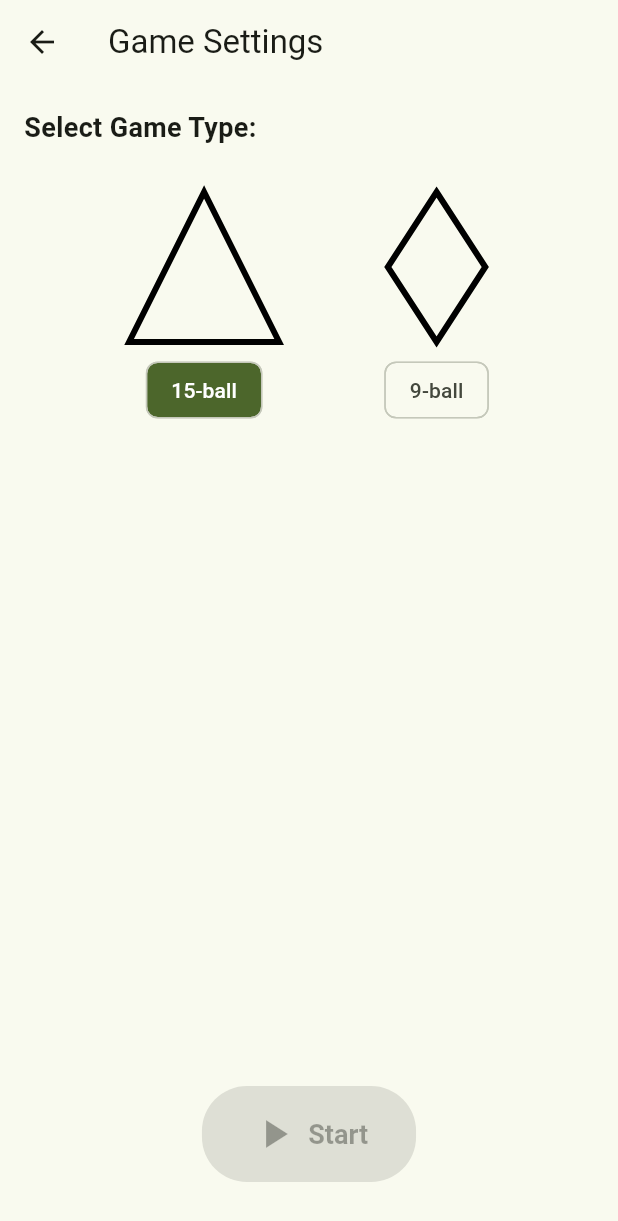
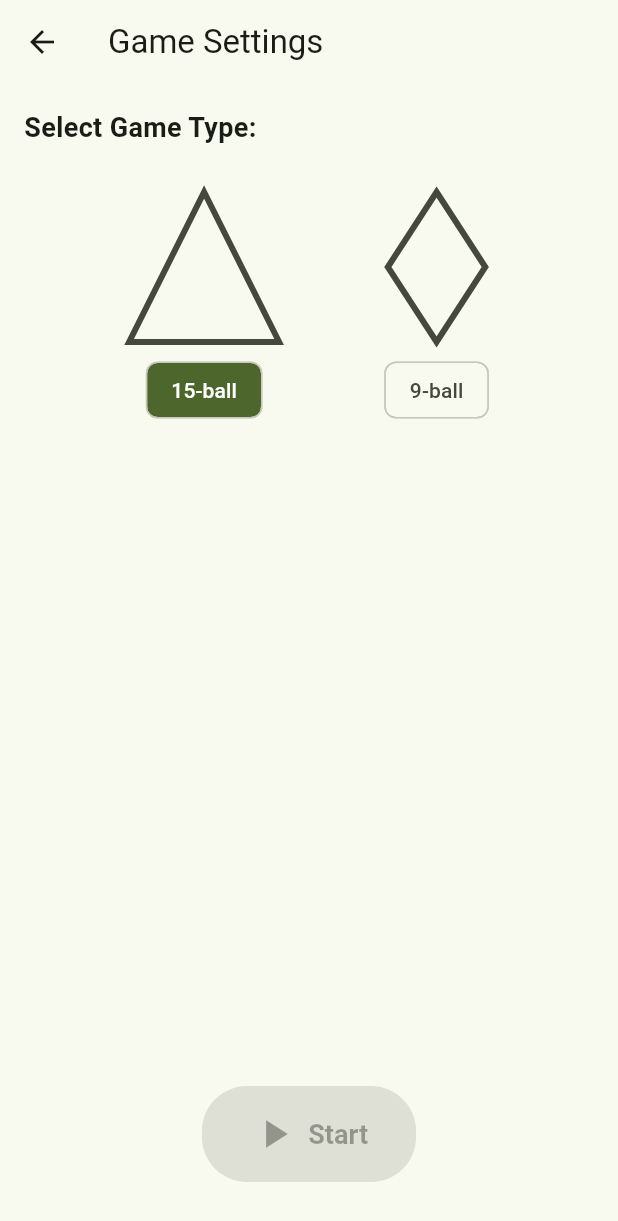
Before and after one commit to ben-fletcher/Pooker, a Flutter app: the GameSettingsPage screen opened directly, on a phone screen of 412 x 824 dp. Shown: the top 1221 px of the screen. Run offline on Flutter 3.47's test engine with Material 3 defaults, Android fonts, the phone set to English and light mode, and no system bars; our stand-ins replace confetti, file_picker, google_fonts, package_info_plus, sqflite, sqflite_common_ffi_web; accounts and stored records are empty; Roboto replaces fonts that are missing (AR One Sans, Comic Sans MS).

Commit message:
Dark mode

```diff
--- a/lib/main.dart
+++ b/lib/main.dart
@@ -31,7 +31,7 @@ class MyApp extends StatelessWidget {
           title: 'Pooker',
           theme: theme.light(),
           darkTheme: theme.dark(),
-          themeMode: ThemeMode.light,
+          themeMode: ThemeMode.system,
           home: StartPage(),
           debugShowCheckedModeBanner: false,
         ));
--- a/lib/pages/game_settings.dart
+++ b/lib/pages/game_settings.dart
@@ -40,7 +40,10 @@ class GameSettingsPage extends StatelessWidget {
                       children: [
                         CustomPaint(
                           size: const Size(100, 100),
-                          painter: TriangleRackPainter(),
+                          painter: TriangleRackPainter(
+                              color: Theme.of(context)
+                                  .colorScheme
+                                  .onSurfaceVariant),
                         ),
                         const SizedBox(height: 8),
                         Chip(
@@ -67,7 +70,10 @@ class GameSettingsPage extends StatelessWidget {
                       children: [
                         CustomPaint(
                           size: const Size(65, 100),
-                          painter: DiamondRackPainter(),
+                          painter: DiamondRackPainter(
+                              color: Theme.of(context)
+                                  .colorScheme
+                                  .onSurfaceVariant),
                         ),
                         const SizedBox(height: 8),
                         Chip(
@@ -136,10 +142,14 @@ class GameSettingsPage extends StatelessWidget {
 }
 
 class TriangleRackPainter extends CustomPainter {
+  final Color color;
+
+  TriangleRackPainter({this.color = Colors.black});
+
   @override
   void paint(Canvas canvas, Size size) {
     final paint = Paint()
-      ..color = Colors.black
+      ..color = color
       ..style = PaintingStyle.stroke
       ..strokeWidth = 4;
 
@@ -157,10 +167,14 @@ class TriangleRackPainter extends CustomPainter {
 }
 
 class DiamondRackPainter extends CustomPainter {
+  final Color color;
+
+  DiamondRackPainter({this.color = Colors.black});
+
   @override
   void paint(Canvas canvas, Size size) {
     final paint = Paint()
-      ..color = Colors.black
+      ..color = color
       ..style = PaintingStyle.stroke
       ..strokeWidth = 4;
 
--- a/lib/pages/player_detail.dart
+++ b/lib/pages/player_detail.dart
@@ -20,6 +20,7 @@ class PlayerDetailScreen extends StatelessWidget {
           }
 
           if (snapshot.hasError) {
+            print(snapshot.error);
             return Center(child: Text('Error: ${snapshot.error}'));
           }
 
--- a/lib/services/database_service.dart
+++ b/lib/services/database_service.dart
@@ -119,7 +119,7 @@ class GameDatabaseService {
 
       value['gamesPlayed'] = (value['gamesPlayed'] ?? 0) + 1;
       value['gamesWon'] =
-          (value['gamesWon'] ?? 0) + playerResult == winnerResult ? 1 : 0;
+          (value['gamesWon'] ?? 0) + (playerResult == winnerResult ? 1 : 0);
       value['totalScore'] = (value['totalScore'] ?? 0) + playerResult.score;
 
       final highestScore = value['highestScore'] ?? 0;
@@ -187,4 +187,6 @@ class GameDatabaseService {
       debugPrint("Error importing database: $e");
     }
   }
+
+  static resetDatabase() {}
 }
--- a/pubspec.yaml
+++ b/pubspec.yaml
@@ -16,7 +16,7 @@ publish_to: 'none' # Remove this line if you wish to publish to pub.dev
 # https://developer.apple.com/library/archive/documentation/General/Reference/InfoPlistKeyReference/Articles/CoreFoundationKeys.html
 # In Windows, build-name is used as the major, minor, and patch parts
 # of the product and file versions while build-number is used as the build suffix.
-version: 1.0.0+1
+version: 1.0.1+1
 
 environment:
   sdk: ^3.6.2
@@ -43,6 +43,7 @@ dependencies:
 
   path: any
   file_picker: ^9.2.1
+  package_info_plus: ^8.3.0
 dev_dependencies:
   flutter_test:
     sdk: flutter
```
Also changed, not shown: lib/pages/finish.dart (+6 -1 lines), lib/pages/game_result_page.dart (+1 -6 lines), lib/pages/history.dart (+1 -6 lines), lib/pages/settings.dart (+59 -1 lines), lib/pages/setup.dart (+3 -10 lines), pubspec.lock.
